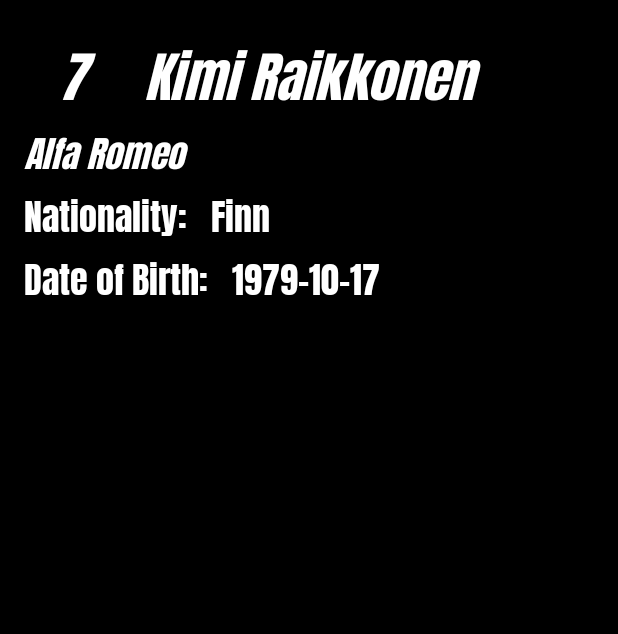
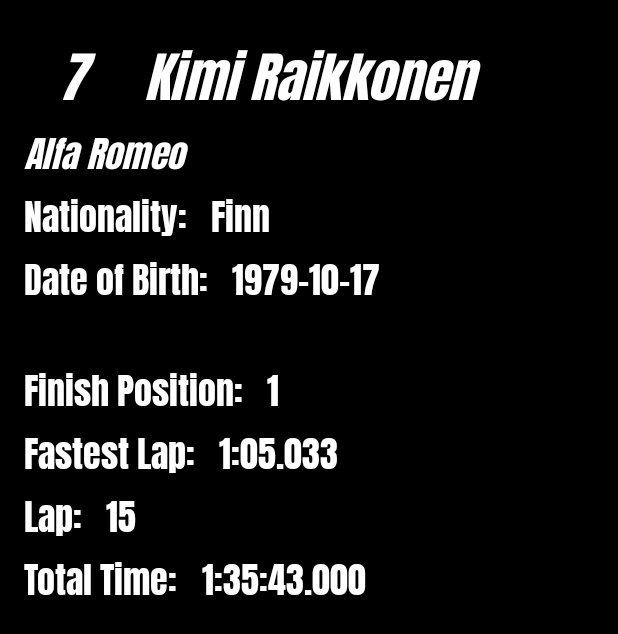
Before and after one commit to mlestes/F1Follower, an Android app: the layout driver_info_layout.xml on its own in the app's theme, with its tools: preview values and no code run, on a phone screen of 412 x 824 dp. Shown: the top 634 px of the screen. Run offline under Robolectric (Android 15) with nearby library versions, the phone set to English and light mode, and no system bars; network calls fail.

Commit message:
Add more info to Driver fragment

```diff
--- a/app/src/main/java/com/coolcats/f1follower/view/DriverFragment.kt
+++ b/app/src/main/java/com/coolcats/f1follower/view/DriverFragment.kt
@@ -29,8 +29,21 @@ class DriverFragment(private val result: Result) : Fragment() {
         team_text.text = result.Constructor.name
         nationality_text.text = result.Driver.nationality
         dob_text.text = result.Driver.dateOfBirth
-
-
+        if(result.FastestLap == null){
+            fast_lap_text.text = "N/A"
+            fast_info_text.text = "N/A"
+        }
+        else {
+            fast_lap_text.text = result.FastestLap.Time.time
+            fast_info_text.text = result.FastestLap.lap
+        }
+        position_info_text.text = result.position
+        if(result.Time == null) {
+            total_time_label.text = "Status:"
+            total_time_text.text = result.status
+        }
+        else
+            total_time_text.text = result.Time.time
     }
 
 }
--- a/app/src/main/res/layout/activity_main.xml
+++ b/app/src/main/res/layout/activity_main.xml
@@ -7,18 +7,17 @@
     android:background="@color/black"
     tools:context=".view.MainActivity">
 
-    <ProgressBar
-        android:id="@+id/progress_item"
-        android:layout_width="160dp"
-        android:layout_height="160dp"
-        android:elevation="32dp"
-        android:visibility="gone"
+    <TextView
+        style="@style/info_style"
+        android:layout_width="wrap_content"
+        android:layout_height="wrap_content"
+        android:textSize="16sp"
+        android:text="@string/submit_empty_search_query_for_current_year"
+        android:layout_margin="@dimen/std_dp"
+        app:layout_constraintBottom_toBottomOf="parent"
         app:layout_constraintStart_toStartOf="parent"
-        app:layout_constraintBottom_toBottomOf="parent"
         app:layout_constraintEnd_toEndOf="parent"
-        app:layout_constraintTop_toTopOf="parent"
         />
-
 
     <TextView
         android:id="@+id/title_text"
--- a/app/src/main/res/layout/driver_info_layout.xml
+++ b/app/src/main/res/layout/driver_info_layout.xml
@@ -70,7 +70,6 @@
         android:layout_height="wrap_content"
         tools:text="Finn"
         android:layout_marginHorizontal="@dimen/std_dp"
-        android:layout_marginBottom="@dimen/std_dp"
         app:layout_constraintStart_toEndOf="@id/nationality_label"
         app:layout_constraintTop_toBottomOf="@id/team_text"
         />
@@ -82,7 +81,6 @@
         android:layout_height="wrap_content"
         android:text="Date of Birth:"
         android:layout_marginHorizontal="@dimen/std_dp"
-        android:layout_marginBottom="@dimen/std_dp"
         app:layout_constraintStart_toStartOf="parent"
         app:layout_constraintTop_toBottomOf="@id/nationality_label"
         />
@@ -94,11 +92,98 @@
         android:layout_height="wrap_content"
         tools:text="1979-10-17"
         android:layout_marginHorizontal="@dimen/std_dp"
-        android:layout_marginBottom="@dimen/std_dp"
         app:layout_constraintStart_toEndOf="@id/dob_label"
         app:layout_constraintTop_toBottomOf="@id/nationality_text"
         />
 
+    <TextView
+        style="@style/info_style"
+        android:id="@+id/position_info_label"
+        android:layout_width="wrap_content"
+        android:layout_height="wrap_content"
+        android:text="@string/finish_position"
+        android:layout_marginTop="32dp"
+        android:layout_marginHorizontal="@dimen/std_dp"
+        app:layout_constraintStart_toStartOf="parent"
+        app:layout_constraintTop_toBottomOf="@id/dob_label"
+        />
 
+    <TextView
+        style="@style/info_style"
+        android:id="@+id/position_info_text"
+        android:layout_width="@dimen/null_dp"
+        android:layout_height="wrap_content"
+        tools:text="1"
+        android:layout_marginTop="32dp"
+        android:layout_marginHorizontal="@dimen/std_dp"
+        app:layout_constraintStart_toEndOf="@id/position_info_label"
+        app:layout_constraintTop_toBottomOf="@id/dob_label"
+    />
+
+    <TextView
+        style="@style/info_style"
+        android:id="@+id/fast_lap_label"
+        android:layout_width="wrap_content"
+        android:layout_height="wrap_content"
+        android:text="@string/fastest_lap"
+        android:layout_marginHorizontal="@dimen/std_dp"
+        app:layout_constraintStart_toStartOf="parent"
+        app:layout_constraintTop_toBottomOf="@id/position_info_label"
+        />
+
+    <TextView
+        style="@style/info_style"
+        android:id="@+id/fast_lap_text"
+        android:layout_width="wrap_content"
+        android:layout_height="wrap_content"
+        tools:text="1:05.033"
+        android:layout_marginHorizontal="@dimen/std_dp"
+        app:layout_constraintStart_toEndOf="@id/fast_lap_label"
+        app:layout_constraintTop_toBottomOf="@id/position_info_text"
+        />
+
+    <TextView
+        style="@style/info_style"
+        android:id="@+id/fast_info_label"
+        android:layout_width="wrap_content"
+        android:layout_height="wrap_content"
+        android:text="@string/lap"
+        android:layout_marginHorizontal="@dimen/std_dp"
+        app:layout_constraintStart_toStartOf="parent"
+        app:layout_constraintTop_toBottomOf="@id/fast_lap_label"
+        />
+
+    <TextView
+        style="@style/info_style"
+        android:id="@+id/fast_info_text"
+        android:layout_width="wrap_content"
+        android:layout_height="wrap_content"
+        tools:text="15"
+        android:layout_marginHorizontal="@dimen/std_dp"
+        app:layout_constraintStart_toEndOf="@id/fast_info_label"
+        app:layout_constraintTop_toBottomOf="@id/fast_lap_text"
+        />
+
+    <TextView
+        style="@style/info_style"
+        android:id="@+id/total_time_label"
+        android:layout_width="wrap_content"
+        android:layout_height="wrap_content"
+        android:text="@string/total_time"
+        android:layout_marginHorizontal="@dimen/std_dp"
+        app:layout_constraintStart_toStartOf="parent"
+        app:layout_constraintTop_toBottomOf="@id/fast_info_label"
+        />
+
+    <TextView
+        style="@style/info_style"
+        android:id="@+id/total_time_text"
+        android:layout_width="wrap_content"
+        android:layout_height="wrap_content"
+        tools:text="1:35:43.000"
+        android:layout_marginHorizontal="@dimen/std_dp"
+        app:layout_constraintStart_toEndOf="@id/total_time_label"
+        app:layout_constraintTop_toBottomOf="@id/fast_info_text"
+        />
 
 </androidx.constraintlayout.widget.ConstraintLayout>
--- a/app/src/main/res/values/strings.xml
+++ b/app/src/main/res/values/strings.xml
@@ -2,4 +2,9 @@
     <string name="app_name">F1 Follower</string>
     <string name="year">YEAR</string>
     <string name="get_year">GET YEAR</string>
+    <string name="finish_position">Finish Position:</string>
+    <string name="fastest_lap">Fastest Lap:</string>
+    <string name="lap">Lap:</string>
+    <string name="total_time">Total Time:</string>
+    <string name="submit_empty_search_query_for_current_year">Submit Empty Search Query for Current Year</string>
 </resources>
```
